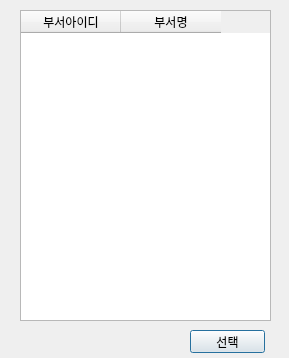
This is overtime_v1.1/ui/dept_window.ui in RaineyLee/overtime as Qt 5 draws it before an edit. The edited form follows.
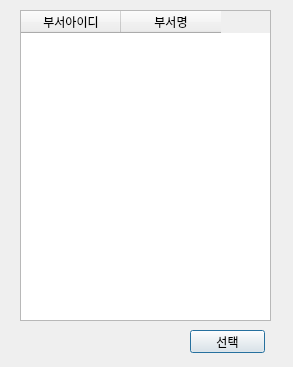
This is the edited form.

The edit to the form file:
```diff
--- a/overtime_v1.1/ui/dept_window.ui
+++ b/overtime_v1.1/ui/dept_window.ui
@@ -6,8 +6,8 @@
    <rect>
     <x>0</x>
     <y>0</y>
-    <width>289</width>
-    <height>358</height>
+    <width>293</width>
+    <height>367</height>
    </rect>
   </property>
   <property name="windowTitle">
```
Left out of the diff: 3 changed lines with no effect on the pictures.
